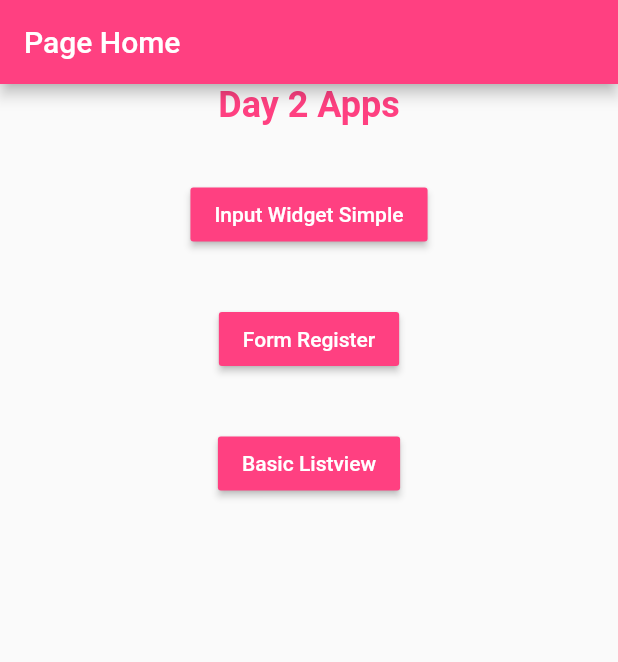
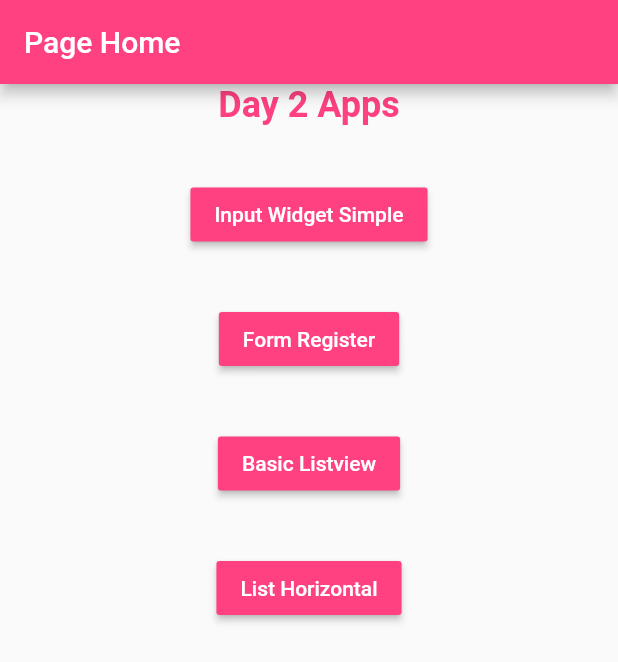
Before and after one commit to rizkipm/input-selection-widget, a Flutter app: the screen it shows after launch, on a phone screen of 412 x 824 dp. Shown: the top 662 px of the screen. Run offline on Flutter 3.47's test engine with Material 2 defaults, Android fonts, the phone set to English and light mode, and no system bars.

Commit message:
add navigation list horizontal
add navigation list horizontal

```diff
--- a/input_selection_widget/lib/main.dart
+++ b/input_selection_widget/lib/main.dart
@@ -2,6 +2,7 @@ import 'package:flutter/material.dart';
 import 'page/simple_input.dart';
 import 'page/page_register.dart';
 import 'page/basic_listview.dart';
+import 'page/list_horizontal.dart';
 
 void main() => runApp(MyApp());
 
@@ -84,6 +85,19 @@ class PageHome extends StatelessWidget {
               },
             ),
           ),
+
+          Container(
+            //retrieve value
+            margin: EdgeInsets.only(top: 35.0),
+            child: RaisedButton(
+              color: Colors.pinkAccent,
+              textColor: Colors.white,
+              child: Text('List Horizontal'),
+              onPressed: () {
+                Navigator.push(context, MaterialPageRoute(builder: (context)=>ListHorizonal()));
+              },
+            ),
+          ),
         ],
       ),
     );
```
